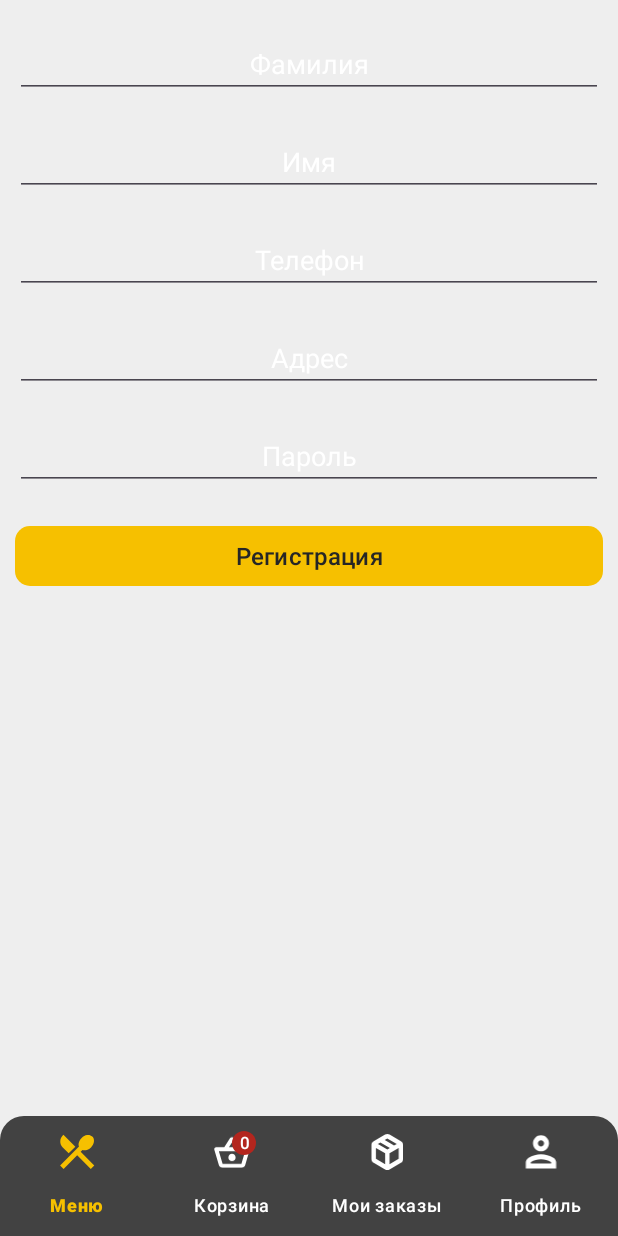
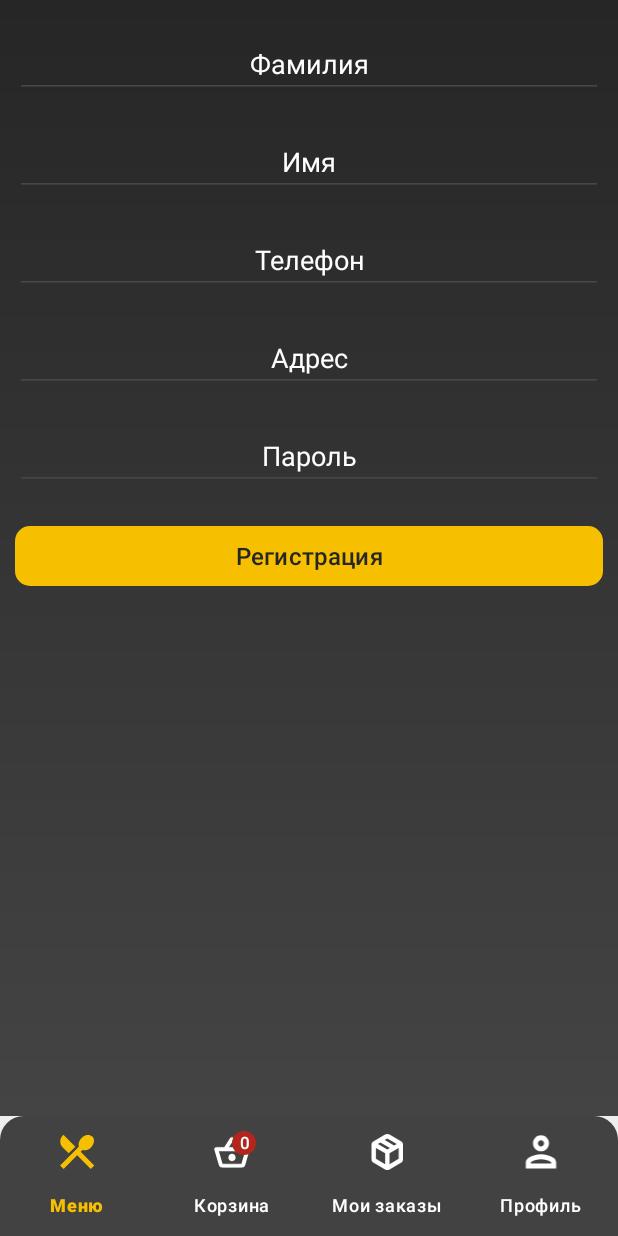
Before and after one commit to NyxerKing/Papino, an Android app: the fragment RegistrationFragment placed in its activity, on a phone screen of 412 x 824 dp. Run offline under Robolectric (Android 15) with nearby library versions, the phone set to English and light mode, and no system bars; our stand-ins replace Room's generated code, Shimmer; pictures from the network do not load.

Commit message:
Исправление мелких багов

```diff
--- a/restaurant/src/main/java/ru/papino/restaurant/extensions/ActivityExtensions.kt
+++ b/restaurant/src/main/java/ru/papino/restaurant/extensions/ActivityExtensions.kt
@@ -15,7 +15,8 @@ internal fun AppCompatActivity.switchFragment(fragment: Fragment) {
 
     val fragmentTransaction = fragmentManager.beginTransaction()
     fragmentTransaction.replace(
-        R.id.fragmentContainer, fragment,
+        R.id.fragmentContainer,
+        fragment,
         RestaurantActivity.ACTIVE_FRAGMENT
     )
     fragmentTransaction.commit()
--- a/restaurant/src/main/java/ru/papino/restaurant/presentation/menu/adapters/MenuAdapter.kt
+++ b/restaurant/src/main/java/ru/papino/restaurant/presentation/menu/adapters/MenuAdapter.kt
@@ -64,6 +64,7 @@ internal class MenuAdapter(
                     buttonText = buttonText,
                     buttonColor = buttonColor,
                     buttonOnClick = {
+                        product.isBasket = true
                         onClickItem(product)
                         setType(MenuButtonType.BASKET)
                     }
--- a/restaurant/src/main/java/ru/papino/restaurant/presentation/menu/viewmodels/MenuViewModel.kt
+++ b/restaurant/src/main/java/ru/papino/restaurant/presentation/menu/viewmodels/MenuViewModel.kt
@@ -26,15 +26,24 @@ internal class MenuViewModel(
     private val _productTypes = MutableStateFlow<List<ProductTypeUIModel>?>(null)
     val productTypes = _productTypes.asStateFlow()
 
-    private val _menu = MutableStateFlow<List<ProductUIModel>?>(null)
-    val menu = _menu.asStateFlow()
+    private val _menu = MutableSharedFlow<List<ProductUIModel>?>()
+    val menu = _menu.asSharedFlow()
 
     private val _error = MutableSharedFlow<Throwable>()
     val error = _error.asSharedFlow()
 
     private var products: List<ProductUIModel>? = null
+    private var productTypeSelected: ProductTypeUIModel? = null
+
+    init {
+        viewModelScope.launch(Dispatchers.IO) {
+            loadProductTypes()
+            loadMenu()
+        }
+    }
 
     fun filterProducts(selectType: ProductTypeUIModel) {
+        productTypeSelected = selectType
         viewModelScope.launch {
             _menu.emit(getFilteredProducts(selectType.typeProduct))
         }
@@ -55,6 +64,8 @@ internal class MenuViewModel(
         }
     }
 
+    fun getSelectedProductType() = productTypeSelected
+
     private suspend fun getFilteredProducts(typeProductName: String): List<ProductUIModel>? {
         val basketProducts = basketRepository.getAll()
         val filterProducts = products?.filter { product -> product.typeProduct == typeProductName }
@@ -64,18 +75,14 @@ internal class MenuViewModel(
         return filterProducts
     }
 
-    fun loadData() {
-        viewModelScope.launch(Dispatchers.IO) {
-            loadProductTypes()
-            loadMenu()
-        }
-    }
-
     private suspend fun loadProductTypes() {
         runCatching {
             getProductTypesUseCase()
         }.onSuccess { response ->
-            _productTypes.emit(mapper.toProductTypesUI(response))
+            mapper.toProductTypesUI(response)?.let { productTypes ->
+                productTypeSelected = productTypes.first()
+                _productTypes.emit(productTypes)
+            }
         }.onFailure { ex: Throwable? ->
             _productTypes.emit(null)
         }
@@ -89,7 +96,7 @@ internal class MenuViewModel(
                 is MenuResponse.Success -> {
                     products = mapper.toUI(response)
 
-                    _productTypes.value?.first()?.let {
+                    productTypeSelected?.let {
                         filterProducts(it)
                     } ?: run {
                         _menu.emit(products)
@@ -99,7 +106,7 @@ internal class MenuViewModel(
                 is MenuResponse.Error -> {
                     products = mapper.toUI(response)
 
-                    _productTypes.value?.first()?.let {
+                    productTypeSelected?.let {
                         filterProducts(it)
                     } ?: run {
                         _menu.emit(products)
--- a/restaurant/src/main/java/ru/papino/restaurant/presentation/menu/views/MenuFragment.kt
+++ b/restaurant/src/main/java/ru/papino/restaurant/presentation/menu/views/MenuFragment.kt
@@ -55,8 +55,6 @@ internal class MenuFragment : Fragment() {
 
         initUI()
         initObserver()
-
-        viewModel.loadData()
     }
 
     override fun onDestroy() {
@@ -92,7 +90,7 @@ internal class MenuFragment : Fragment() {
                     ru.papino.uikit.components.Chip<ProductTypeUIModel>(chipGroupMenu.context)
                 chip.setModel(model)
                 chip.text = model.title
-                chip.isChecked = index == 0
+                chip.isChecked = model == viewModel.getSelectedProductType()
                 chipGroupMenu.addView(chip)
             }
 
--- a/restaurant/src/main/res/layout/activity_restaurant.xml
+++ b/restaurant/src/main/res/layout/activity_restaurant.xml
@@ -1,28 +1,23 @@
 <?xml version="1.0" encoding="utf-8"?>
-<androidx.constraintlayout.widget.ConstraintLayout xmlns:android="http://schemas.android.com/apk/res/android"
+<LinearLayout xmlns:android="http://schemas.android.com/apk/res/android"
     xmlns:app="http://schemas.android.com/apk/res-auto"
     xmlns:tools="http://schemas.android.com/tools"
     android:layout_width="match_parent"
     android:layout_height="match_parent"
-    android:background="@color/backgroundMenuColor">
+    android:background="@color/backgroundMenuColor"
+    android:orientation="vertical">
 
     <androidx.fragment.app.FragmentContainerView
         android:id="@+id/fragmentContainer"
         android:layout_width="match_parent"
         android:layout_height="0dp"
-        app:layout_constraintBottom_toTopOf="@+id/navigation"
-        app:layout_constraintEnd_toEndOf="parent"
-        app:layout_constraintStart_toStartOf="parent"
-        app:layout_constraintTop_toTopOf="parent"
+        android:layout_weight="1"
         tools:layout="@layout/fragment_menu" />
 
     <com.google.android.material.bottomnavigation.BottomNavigationView
         android:id="@+id/navigation"
         android:layout_width="match_parent"
         android:layout_height="wrap_content"
-        app:layout_constraintBottom_toBottomOf="parent"
-        app:layout_constraintEnd_toEndOf="parent"
-        app:layout_constraintStart_toStartOf="parent"
         app:menu="@menu/bottom_navigation_menu" />
 
-</androidx.constraintlayout.widget.ConstraintLayout>
+</LinearLayout>
--- a/restaurant/src/main/res/layout/fragment_authorization.xml
+++ b/restaurant/src/main/res/layout/fragment_authorization.xml
@@ -2,7 +2,8 @@
 <androidx.constraintlayout.widget.ConstraintLayout xmlns:android="http://schemas.android.com/apk/res/android"
     xmlns:app="http://schemas.android.com/apk/res-auto"
     android:layout_width="match_parent"
-    android:layout_height="match_parent">
+    android:layout_height="match_parent"
+    android:background="@drawable/bg_rect_base">
 
     <ImageView
         android:id="@+id/imageLogo"
--- a/restaurant/src/main/res/layout/fragment_profile.xml
+++ b/restaurant/src/main/res/layout/fragment_profile.xml
@@ -5,7 +5,8 @@
     android:layout_height="match_parent"
     android:gravity="center"
     android:orientation="vertical"
-    android:paddingHorizontal="@dimen/d_20">
+    android:paddingHorizontal="@dimen/d_20"
+    android:background="@drawable/bg_rect_base">
 
     <TextView
         android:id="@+id/textViewFirstName"
--- a/restaurant/src/main/res/layout/fragment_registration.xml
+++ b/restaurant/src/main/res/layout/fragment_registration.xml
@@ -4,7 +4,8 @@
     android:layout_height="match_parent"
     android:orientation="vertical"
     android:paddingHorizontal="@dimen/d_10"
-    android:paddingTop="@dimen/d_20">
+    android:paddingTop="@dimen/d_20"
+    android:background="@drawable/bg_rect_base">
 
     <EditText
         android:id="@+id/editFirstName"
```
